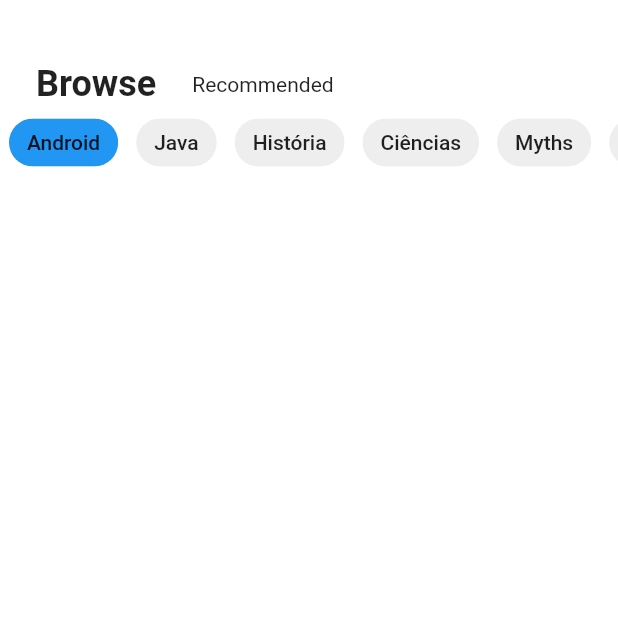
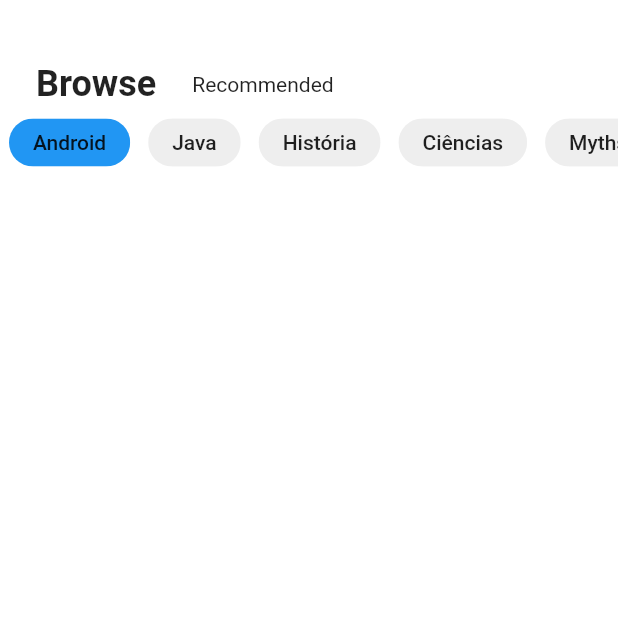
Before and after one commit to AndreDevLopes/BookFlix, a Flutter app: the screen it shows after launch, on a phone screen of 412 x 824 dp, the top half of it. Run offline on Flutter 3.47's test engine with Material 2 defaults, Android fonts, the phone set to English and light mode, and no system bars.

Commit message:
personalizado os chips

```diff
--- a/lib/home/home_page.dart
+++ b/lib/home/home_page.dart
@@ -63,6 +63,10 @@ class _HomePageState extends State<HomePage> {
                         setState(() {});
                       },
                       child: Chip(
+                        padding: EdgeInsets.only(
+                          left: 8,
+                          right: 8,
+                        ),
                         backgroundColor: index == _selectIndex
                             ? Colors.blue
                             : Colors.grey[200],
```
